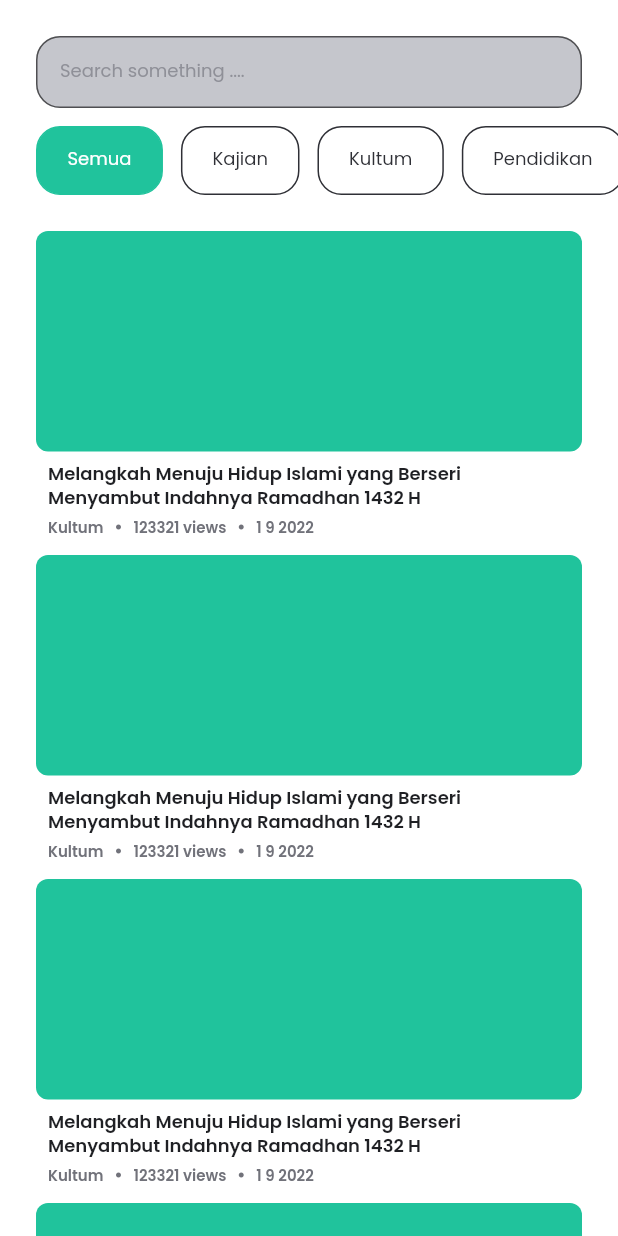
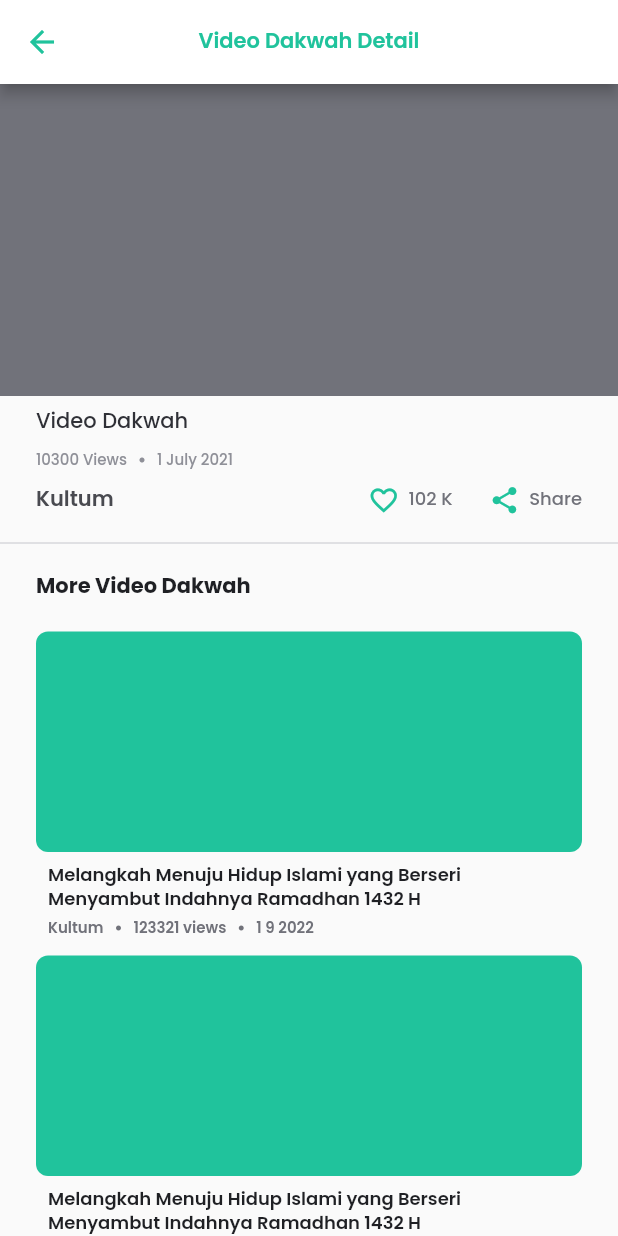
Before and after one commit to Bil-Hikmah/flutter_bil_hikmah, a Flutter app: the VideoDakwahPage screen opened directly, after a tap on "Melangkah Menuju Hidup Islami yang Berse", on a phone screen of 412 x 824 dp. Run offline on Flutter 3.47's test engine with Material 2 defaults, Android fonts, the phone set to English and light mode, and no system bars; our stand-ins replace bloc, equatable, flutter_bloc, flutter_secure_storage, flutter_svg, page_transition; accounts and stored records are empty.

Commit message:
💄 Added UI Detail Video Dakwah

```diff
--- a/lib/feature/video_dakwah/screen/section/video_dakwah_view.dart
+++ b/lib/feature/video_dakwah/screen/section/video_dakwah_view.dart
@@ -3,6 +3,7 @@ import 'package:flutter_bil_hikmah/feature/video_dakwah/repository/dummy_video_g
 import 'package:flutter_bil_hikmah/feature/video_dakwah/repository/dummy_video_item.dart';
 import 'package:flutter_bil_hikmah/feature/video_dakwah/screen/section/genre_video.dart';
 import 'package:flutter_bil_hikmah/feature/video_dakwah/screen/section/list_video_item.dart';
+import 'package:flutter_bil_hikmah/feature/video_dakwah/screen/video_dakwah_detail.dart/video_dakwah_detail_page.dart';
 import 'package:flutter_bil_hikmah/widget/field/default_text_field.dart';
 
 class VideoDakwahView extends StatefulWidget {
@@ -49,6 +50,7 @@ class _VideoDakwahViewState extends State<VideoDakwahView> {
       dummyListVideoItem,
       (DummyVideoItem item) {
         // Todo : open video detail
+        Navigator.of(context).push(VideoDakwahDetailPage.route());
       },
     );
 
--- /dev/null
+++ b/lib/feature/video_dakwah/screen/video_dakwah_detail.dart/video_dakwah_detail_page.dart
@@ -0,0 +1,39 @@
+import 'package:flutter/material.dart';
+import 'package:flutter_bil_hikmah/feature/video_dakwah/screen/video_dakwah_detail.dart/video_dakwah_detail_view.dart';
+import 'package:flutter_bil_hikmah/style/colors.dart';
+import 'package:flutter_bil_hikmah/style/text.dart';
+
+class VideoDakwahDetailPage extends StatelessWidget {
+  const VideoDakwahDetailPage({Key? key}) : super(key: key);
+
+  static Route route() {
+    return MaterialPageRoute(
+      builder: (context) => const VideoDakwahDetailPage(),
+    );
+  }
+
+  @override
+  Widget build(BuildContext context) {
+    return Scaffold(
+      appBar: AppBar(
+        title: Text(
+          'Video Dakwah Detail',
+          style: AppTextStyle.textMedium.copyWith(
+            color: AppColors.primaryDark,
+            fontWeight: FontWeight.w600,
+          ),
+        ),
+        backgroundColor: Colors.white,
+        centerTitle: true,
+        leading: IconButton(
+          icon: const Icon(Icons.arrow_back),
+          color: AppColors.primaryDark,
+          onPressed: () {
+            Navigator.pop(context);
+          },
+        ),
+      ),
+      body: const VideoDakwahDetailView(),
+    );
+  }
+}
--- /dev/null
+++ b/lib/feature/video_dakwah/screen/video_dakwah_detail.dart/video_dakwah_detail_view.dart
@@ -0,0 +1,150 @@
+import 'package:flutter/material.dart';
+import 'package:flutter_bil_hikmah/feature/video_dakwah/repository/dummy_video_item.dart';
+import 'package:flutter_bil_hikmah/feature/video_dakwah/screen/section/list_video_item.dart';
+import 'package:flutter_bil_hikmah/style/colors.dart';
+import 'package:flutter_bil_hikmah/style/text.dart';
+
+class VideoDakwahDetailView extends StatefulWidget {
+  const VideoDakwahDetailView({Key? key}) : super(key: key);
+
+  @override
+  State<VideoDakwahDetailView> createState() => _VideoDakwahDetailViewState();
+}
+
+class _VideoDakwahDetailViewState extends State<VideoDakwahDetailView> {
+  @override
+  Widget build(BuildContext context) {
+    final _videoContainer = Container(
+      width: double.infinity,
+      height: 208.0,
+      color: AppColors.darkGreyLight,
+    );
+
+    final _videoTitle = Text(
+      'Video Dakwah',
+      softWrap: true,
+      maxLines: 2,
+      overflow: TextOverflow.ellipsis,
+      style: AppTextStyle.textMedium.copyWith(
+        color: AppColors.darkGreyDark,
+        fontWeight: FontWeight.w500,
+      ),
+    );
+
+    final _videoStatistic = Row(
+      children: [
+        Text(
+          "10300 Views",
+          style: AppTextStyle.textExtraSmall.copyWith(
+            color: AppColors.darkGreyLightest,
+            fontWeight: FontWeight.w500,
+          ),
+        ),
+        const SizedBox(width: 8.0),
+        const Icon(
+          Icons.circle,
+          color: AppColors.darkGreyLightest,
+          size: 4.0,
+        ),
+        const SizedBox(width: 8.0),
+        Text(
+          "1 July 2021",
+          style: AppTextStyle.textExtraSmall.copyWith(
+            color: AppColors.darkGreyLightest,
+            fontWeight: FontWeight.w500,
+          ),
+        ),
+      ],
+    );
+
+    final _videSocialshare = Row(
+      children: [
+        Expanded(
+          child: Text(
+            "Kultum",
+            style: AppTextStyle.textMedium.copyWith(
+              color: AppColors.darkGreyMedium,
+              fontWeight: FontWeight.w600,
+            ),
+          ),
+        ),
+        const Icon(
+          Icons.favorite_border,
+          color: AppColors.primaryDark,
+          size: 21.0,
+        ),
+        const SizedBox(width: 6.0),
+        Text(
+          "102 K",
+          style: AppTextStyle.textSmall.copyWith(
+            color: AppColors.darkGreyLight,
+            fontWeight: FontWeight.w500,
+          ),
+        ),
+        const SizedBox(width: 24.0),
+        const Icon(
+          Icons.share,
+          color: AppColors.primaryDark,
+          size: 21.0,
+        ),
+        const SizedBox(width: 6.0),
+        Text(
+          "Share",
+          style: AppTextStyle.textSmall.copyWith(
+            color: AppColors.darkGreyLight,
+            fontWeight: FontWeight.w500,
+          ),
+        ),
+      ],
+    );
+
+    final _videoDesc = Container(
+      margin: const EdgeInsets.symmetric(horizontal: 24.0),
+      child: Column(
+        crossAxisAlignment: CrossAxisAlignment.start,
+        children: [
+          _videoTitle,
+          const SizedBox(height: 10.0),
+          _videoStatistic,
+          const SizedBox(height: 10.0),
+          _videSocialshare,
+        ],
+      ),
+    );
+
+    final _titleHeaderMoreVideo = Padding(
+      padding: const EdgeInsets.symmetric(horizontal: 24.0),
+      child: Text(
+        "More Video Dakwah",
+        style: AppTextStyle.textMedium.copyWith(
+          color: AppColors.darkGreyDarkest,
+          fontWeight: FontWeight.bold,
+        ),
+      ),
+    );
+
+    final _buildListVideo = ListVideoItem(
+      dummyListVideoItem,
+      (DummyVideoItem item) {
+        // Todo : open video detail
+      },
+    );
+
+    return SingleChildScrollView(
+      child: Column(
+        crossAxisAlignment: CrossAxisAlignment.start,
+        children: [
+          _videoContainer,
+          const SizedBox(height: 8.0),
+          _videoDesc,
+          const SizedBox(height: 10.0),
+          const Divider(color: AppColors.lightGreyDark),
+          const SizedBox(height: 12.0),
+          _titleHeaderMoreVideo,
+          const SizedBox(height: 21.0),
+          _buildListVideo,
+        ],
+      ),
+    );
+  }
+}
--- a/lib/widget/field/default_text_field.dart
+++ b/lib/widget/field/default_text_field.dart
@@ -96,10 +96,10 @@ class DefaultTextField extends StatelessWidget {
         focusColor: AppColors.primaryDark,
         hoverColor: AppColors.primaryDark,
         fillColor: AppColors.lightGreyDark,
-        filled: true,
+        filled: false,
         focusedBorder: OutlineInputBorder(
           borderRadius: BorderRadius.circular(16.0),
-          borderSide: const BorderSide(color: Colors.white),
+          borderSide: const BorderSide(color: AppColors.darkGreyLight),
         ),
         hintText: hintText,
         hintStyle: AppTextStyle.textSmall.copyWith(
```
